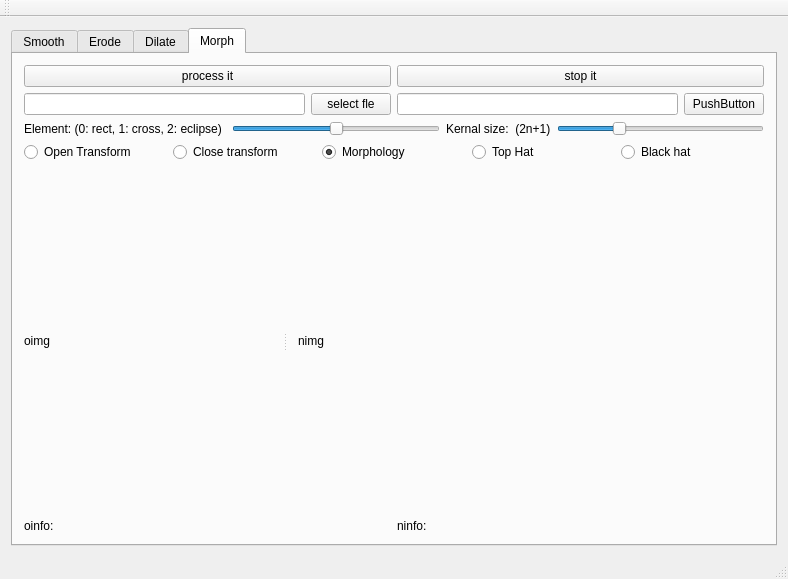
Old version of the form uis/mainwindow.ui in the repository kitech/nullimp.
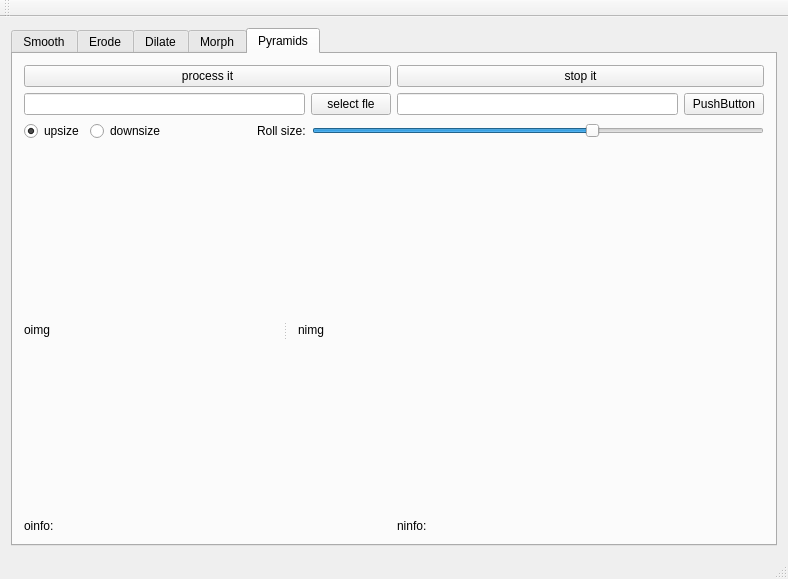
New version of the form.

```diff
--- a/uis/mainwindow.ui
+++ b/uis/mainwindow.ui
@@ -21,7 +21,7 @@
        <enum>QTabWidget::North</enum>
       </property>
       <property name="currentIndex">
-       <number>3</number>
+       <number>4</number>
       </property>
       <widget class="QWidget" name="tab">
        <attribute name="title">
@@ -746,6 +746,189 @@
         </item>
        </layout>
       </widget>
+      <widget class="QWidget" name="tab_5">
+       <attribute name="title">
+        <string>Pyramids</string>
+       </attribute>
+       <layout class="QVBoxLayout" name="verticalLayout_6">
+        <item>
+         <layout class="QHBoxLayout" name="horizontalLayout_21">
+          <item>
+           <widget class="QPushButton" name="pushButton_19">
+            <property name="text">
+             <string>process it</string>
+            </property>
+           </widget>
+          </item>
+          <item>
+           <widget class="QPushButton" name="pushButton_20">
+            <property name="text">
+             <string>stop it</string>
+            </property>
+           </widget>
+          </item>
+         </layout>
+        </item>
+        <item>
+         <layout class="QHBoxLayout" name="horizontalLayout_20">
+          <item>
+           <widget class="QLineEdit" name="lineEdit_9"/>
+          </item>
+          <item>
+           <widget class="QPushButton" name="pushButton_17">
+            <property name="text">
+             <string>select fle</string>
+            </property>
+           </widget>
+          </item>
+          <item>
+           <widget class="QLineEdit" name="lineEdit_10"/>
+          </item>
+          <item>
+           <widget class="QPushButton" name="pushButton_18">
+            <property name="text">
+             <string>PushButton</string>
+            </property>
+           </widget>
+          </item>
+         </layout>
+        </item>
+        <item>
+         <layout class="QHBoxLayout" name="horizontalLayout_17">
+          <item>
+           <widget class="QRadioButton" name="radioButton_12">
+            <property name="text">
+             <string>upsize</string>
+            </property>
+            <property name="checked">
+             <bool>true</bool>
+            </property>
+           </widget>
+          </item>
+          <item>
+           <widget class="QRadioButton" name="radioButton_11">
+            <property name="text">
+             <string>downsize</string>
+            </property>
+           </widget>
+          </item>
+          <item>
+           <widget class="QLabel" name="label_26">
+            <property name="text">
+             <string>                        </string>
+            </property>
+           </widget>
+          </item>
+          <item>
+           <widget class="QLabel" name="label_27">
+            <property name="text">
+             <string>Roll size:</string>
+            </property>
+           </widget>
+          </item>
+          <item>
+           <widget class="QSlider" name="horizontalSlider_8">
+            <property name="minimum">
+             <number>1</number>
+            </property>
+            <property name="maximum">
+             <number>9</number>
+            </property>
+            <property name="value">
+             <number>6</number>
+            </property>
+            <property name="orientation">
+             <enum>Qt::Horizontal</enum>
+            </property>
+           </widget>
+          </item>
+         </layout>
+        </item>
+        <item>
+         <widget class="QSplitter" name="splitter_5">
+          <property name="sizePolicy">
+           <sizepolicy hsizetype="Expanding" vsizetype="Expanding">
+            <horstretch>0</horstretch>
+            <verstretch>0</verstretch>
+           </sizepolicy>
+          </property>
+          <property name="orientation">
+           <enum>Qt::Horizontal</enum>
+          </property>
+          <widget class="QLabel" name="label_30">
+           <property name="sizePolicy">
+            <sizepolicy hsizetype="Preferred" vsizetype="Expanding">
+             <horstretch>0</horstretch>
+             <verstretch>0</verstretch>
+            </sizepolicy>
+           </property>
+           <property name="text">
+            <string>oimg</string>
+           </property>
+          </widget>
+          <widget class="QWidget" name="layoutWidget_8">
+           <layout class="QGridLayout" name="gridLayout_5">
+            <item row="0" column="0">
+             <widget class="QLabel" name="label_31">
+              <property name="sizePolicy">
+               <sizepolicy hsizetype="Preferred" vsizetype="Preferred">
+                <horstretch>0</horstretch>
+                <verstretch>0</verstretch>
+               </sizepolicy>
+              </property>
+              <property name="text">
+               <string>nimg</string>
+              </property>
+             </widget>
+            </item>
+           </layout>
+          </widget>
+         </widget>
+        </item>
+        <item>
+         <layout class="QHBoxLayout" name="horizontalLayout_18">
+          <item>
+           <widget class="QLabel" name="label_28">
+            <property name="sizePolicy">
+             <sizepolicy hsizetype="Preferred" vsizetype="Minimum">
+              <horstretch>0</horstretch>
+              <verstretch>0</verstretch>
+             </sizepolicy>
+            </property>
+            <property name="maximumSize">
+             <size>
+              <width>16777215</width>
+              <height>32</height>
+             </size>
+            </property>
+            <property name="text">
+             <string>oinfo:</string>
+            </property>
+           </widget>
+          </item>
+          <item>
+           <widget class="QLabel" name="label_29">
+            <property name="sizePolicy">
+             <sizepolicy hsizetype="Preferred" vsizetype="Minimum">
+              <horstretch>0</horstretch>
+              <verstretch>0</verstretch>
+             </sizepolicy>
+            </property>
+            <property name="maximumSize">
+             <size>
+              <width>16777215</width>
+              <height>32</height>
+             </size>
+            </property>
+            <property name="text">
+             <string>ninfo:</string>
+            </property>
+           </widget>
+          </item>
+         </layout>
+        </item>
+       </layout>
+      </widget>
      </widget>
     </item>
    </layout>
```
Left out of the diff: 2 changed lines with no effect on the pictures.
